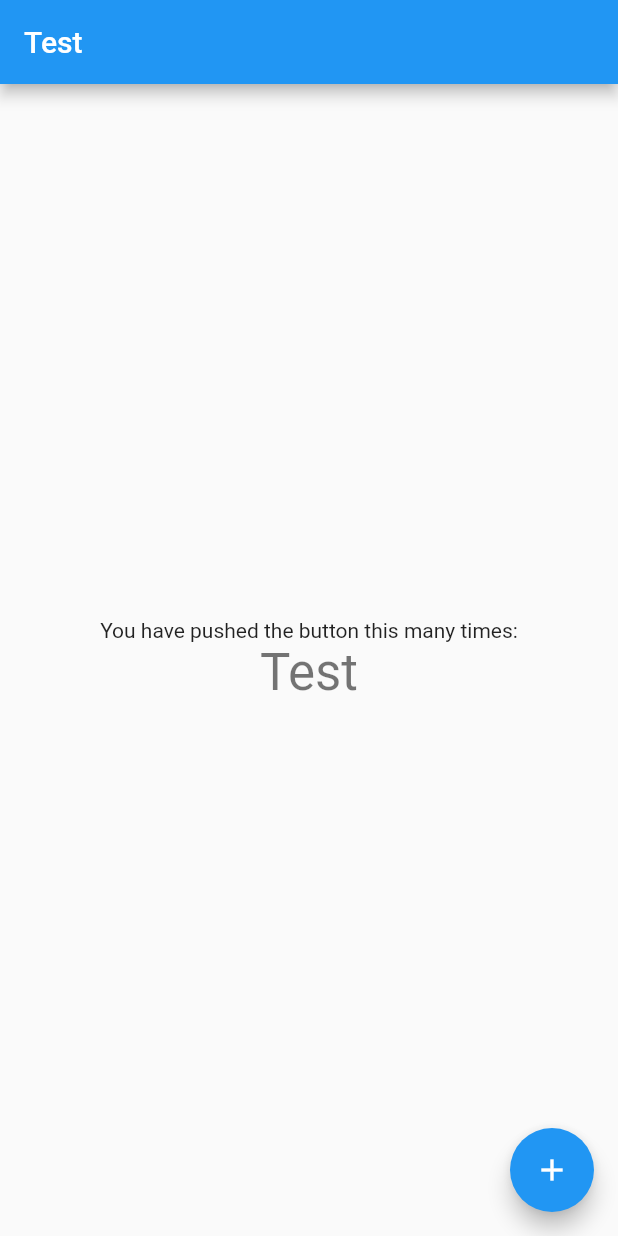
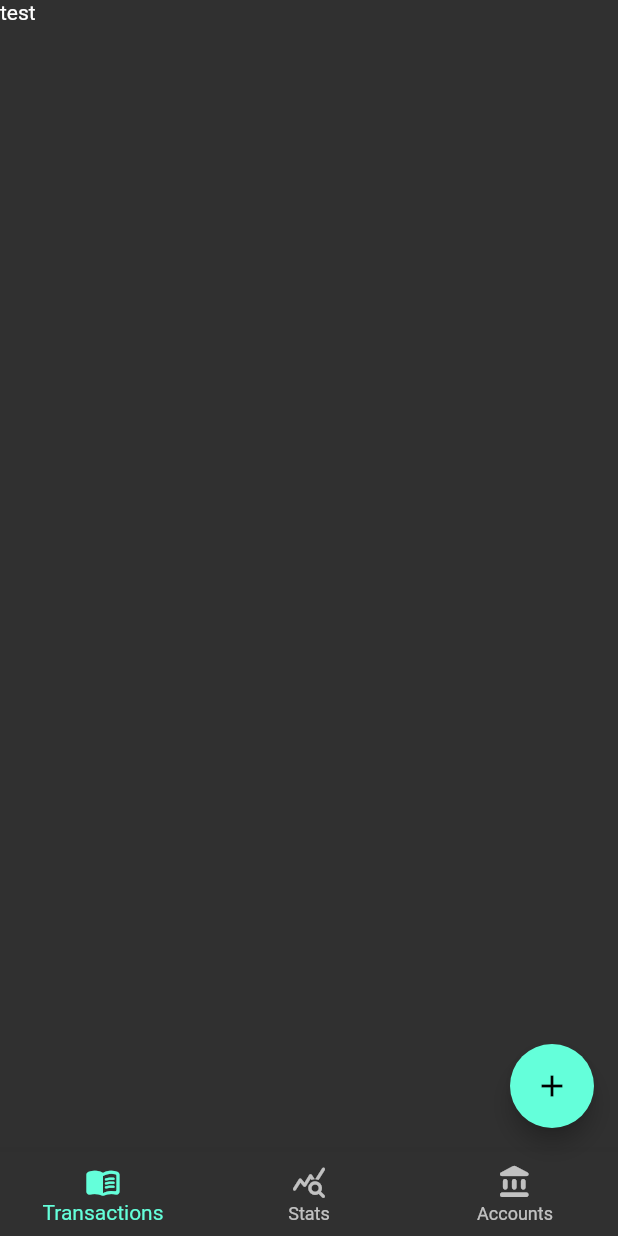
Before and after one commit to nullhandler/vase, a Flutter app: the screen it shows after launch, after a tap on the "add" icon, on a phone screen of 412 x 824 dp. Run offline on Flutter 3.47's test engine with Material 2 defaults, Android fonts, the phone set to English and light mode, and no system bars; our stand-ins replace get, sqflite; accounts and stored records are empty.

Commit message:
basic db added

```diff
--- /dev/null
+++ b/lib/controllers/db_controller.dart
@@ -0,0 +1,42 @@
+import 'package:get/get.dart';
+import 'package:path/path.dart';
+import 'package:sqflite/sqflite.dart';
+import 'package:vase/enums.dart';
+import 'package:vase/screens/accounts/accounts_model.dart';
+
+class DbController extends GetxController {
+  late Database db;
+  Rx<VaseStates> vaseState = VaseStates.loading.obs;
+  RxList<Account> accounts = <Account>[].obs;
+
+  Future<void> initDB() async {
+    String databasesPath = await getDatabasesPath();
+    String path = join(databasesPath, 'demo.db');
+    await deleteDatabase(path);
+    db = await openDatabase(path, version: 1,
+        onCreate: (Database db, int version) async {
+      await db.execute(
+          'CREATE TABLE Accounts (id INTEGER PRIMARY KEY, account_name TEXT)');
+      await db.execute(
+          'CREATE TABLE Categories (id INTEGER PRIMARY KEY, category_name TEXT)');
+      // await db.execute(
+      //     'CREATE TABLE Transactions (id INTEGER PRIMARY KEY, category_name TEXT)');
+    });
+    await db.insert("Accounts", {"account_name": "test"});
+    var test = await db.query("Accounts");
+    accounts.value = accountsFromJson(test);
+    vaseState.value = VaseStates.loaded;
+  }
+
+  @override
+  void onInit() {
+    super.onInit();
+    initDB();
+  }
+
+  @override
+  void onClose() {
+    db.close();
+    super.onClose();
+  }
+}
--- /dev/null
+++ b/lib/enums.dart
@@ -0,0 +1 @@
+enum VaseStates { loading, error, loaded }
--- a/lib/main.dart
+++ b/lib/main.dart
@@ -1,6 +1,8 @@
 import 'package:flutter/material.dart';
 import 'package:get/get.dart';
-import 'package:vase/screens/home_screen.dart';
+import 'package:vase/controllers/db_controller.dart';
+import 'package:vase/enums.dart';
+import 'package:vase/screens/home/home_screen.dart';
 
 void main() {
   runApp(const MyApp());
@@ -12,11 +14,27 @@ class MyApp extends StatelessWidget {
   @override
   Widget build(BuildContext context) {
     return GetMaterialApp(
+      theme: ThemeData.dark(),
       title: 'Vase',
-      theme: ThemeData(
-        primarySwatch: Colors.blue,
+      home: GetBuilder<DbController>(
+        init: DbController(),
+        // initState: (state){
+        //   state.controller?.initDB();
+        // },
+        builder: (dbController) {
+          return Obx(() {
+            if (dbController.vaseState.value == VaseStates.loading) {
+              return const Center(
+                child: CircularProgressIndicator(),
+              );
+            }
+            return const HomeScreen();
+          });
+        },
+        dispose: (dbController) {
+          dbController.dispose();
+        },
       ),
-      home: const HomeScreen(),
     );
   }
 }
--- /dev/null
+++ b/lib/screens/accounts/accounts_controller.dart
@@ -0,0 +1,5 @@
+import 'package:get/get.dart';
+
+class AccountsController extends GetxController{
+
+}
--- /dev/null
+++ b/lib/screens/accounts/accounts_model.dart
@@ -0,0 +1,29 @@
+// To parse this JSON data, do
+//
+//     final account = accountFromJson(jsonString);
+
+import 'dart:convert';
+
+List<Account> accountsFromJson(List<Map<String, Object?>> list) => List<Account>.from(list.map((x) => Account.fromJson(x)));
+
+String accountsToJson(List<Account> data) => json.encode(List<dynamic>.from(data.map((x) => x.toJson())));
+
+class Account {
+  Account({
+    required this.id,
+    required this.accountName,
+  });
+
+  int id;
+  String accountName;
+
+  factory Account.fromJson(Map<String, dynamic> json) => Account(
+    id: json["id"],
+    accountName: json["account_name"],
+  );
+
+  Map<String, dynamic> toJson() => {
+    "id": id,
+    "account_name": accountName,
+  };
+}
--- /dev/null
+++ b/lib/screens/accounts/accounts_screen.dart
@@ -0,0 +1,17 @@
+import 'package:flutter/material.dart';
+import 'package:get/get.dart';
+import 'package:vase/controllers/db_controller.dart';
+
+class AccountsScreen extends StatelessWidget {
+  AccountsScreen({Key? key}) : super(key: key);
+  final DbController dbController = Get.find();
+
+  @override
+  Widget build(BuildContext context) {
+    return ListView.builder(
+        itemCount: dbController.accounts.length,
+        itemBuilder: (context, pos) {
+          return Text(dbController.accounts[pos].accountName);
+        });
+  }
+}
--- /dev/null
+++ b/lib/screens/home/home_controller.dart
@@ -0,0 +1,5 @@
+import 'package:get/get.dart';
+
+class HomeController extends GetxController{
+  final RxInt currentIndex = 0.obs;
+}
--- /dev/null
+++ b/lib/screens/home/home_screen.dart
@@ -0,0 +1,58 @@
+import 'package:flutter/material.dart';
+import 'package:get/get.dart';
+import 'package:vase/screens/accounts/accounts_screen.dart';
+import 'package:vase/screens/home/home_controller.dart';
+
+class HomeScreen extends StatefulWidget {
+  const HomeScreen({
+    Key? key,
+  }) : super(key: key);
+
+  @override
+  State<HomeScreen> createState() => _HomeScreenState();
+}
+
+class _HomeScreenState extends State<HomeScreen> {
+  final HomeController homeController = Get.put(HomeController());
+  @override
+  Widget build(BuildContext context) {
+    return Obx(
+      () {
+        int currentIndex = homeController.currentIndex.value;
+        return Scaffold(
+          // appBar: AppBar(
+          //   title: const Text("Test"),
+          // ),
+          body: AccountsScreen(),
+          floatingActionButton: FloatingActionButton(
+            onPressed: () {},
+            tooltip: 'Increment',
+            child: const Icon(Icons.add),
+          ),
+          bottomNavigationBar: BottomNavigationBar(
+            type: BottomNavigationBarType.fixed,
+            // unselectedFontSize: 14,
+            currentIndex: currentIndex,
+            onTap: (newIndex) {
+              homeController.currentIndex.value = newIndex;
+            },
+            items: const <BottomNavigationBarItem>[
+              BottomNavigationBarItem(
+                icon: Icon(Icons.menu_book_rounded),
+                label: 'Transactions',
+              ),
+              BottomNavigationBarItem(
+                icon: Icon(Icons.query_stats_rounded),
+                label: 'Stats',
+              ),
+              BottomNavigationBarItem(
+                icon: Icon(Icons.account_balance_rounded),
+                label: 'Accounts',
+              ),
+            ],
+          ), // This trailing comma makes auto-formatting nicer for build methods.
+        );
+      },
+    );
+  }
+}
--- a/lib/screens/home_screen.dart
+++ /dev/null
@@ -1,38 +0,0 @@
-import 'package:flutter/material.dart';
-
-class HomeScreen extends StatefulWidget {
-  const HomeScreen({Key? key,}) : super(key: key);
-
-  @override
-  State<HomeScreen> createState() => _HomeScreenState();
-}
-
-class _HomeScreenState extends State<HomeScreen> {
-  @override
-  Widget build(BuildContext context) {
-    return Scaffold(
-      appBar: AppBar(
-        title: const Text("Test"),
-      ),
-      body: Center(
-        child: Column(
-          mainAxisAlignment: MainAxisAlignment.center,
-          children: <Widget>[
-            const Text(
-              'You have pushed the button this many times:',
-            ),
-            Text(
-              'Test',
-              style: Theme.of(context).textTheme.headline4,
-            ),
-          ],
-        ),
-      ),
-      floatingActionButton: FloatingActionButton(
-        onPressed: () {},
-        tooltip: 'Increment',
-        child: const Icon(Icons.add),
-      ), // This trailing comma makes auto-formatting nicer for build methods.
-    );
-  }
-}
--- a/pubspec.yaml
+++ b/pubspec.yaml
@@ -28,6 +28,8 @@ environment:
 # versions available, run `flutter pub outdated`.
 dependencies:
   get: ^4.6.5
+  sqflite: ^2.0.3
+  path: ^1.8.3
   flutter:
     sdk: flutter
 
@@ -37,8 +39,8 @@ dependencies:
   cupertino_icons: ^1.0.2
 
 dev_dependencies:
-  flutter_test:
-    sdk: flutter
+#  flutter_test:
+#    sdk: flutter
 
   # The "flutter_lints" package below contains a set of recommended lints to
   # encourage good coding practices. The lint set provided by the package is
```
Also changed, not shown: pubspec.lock.
